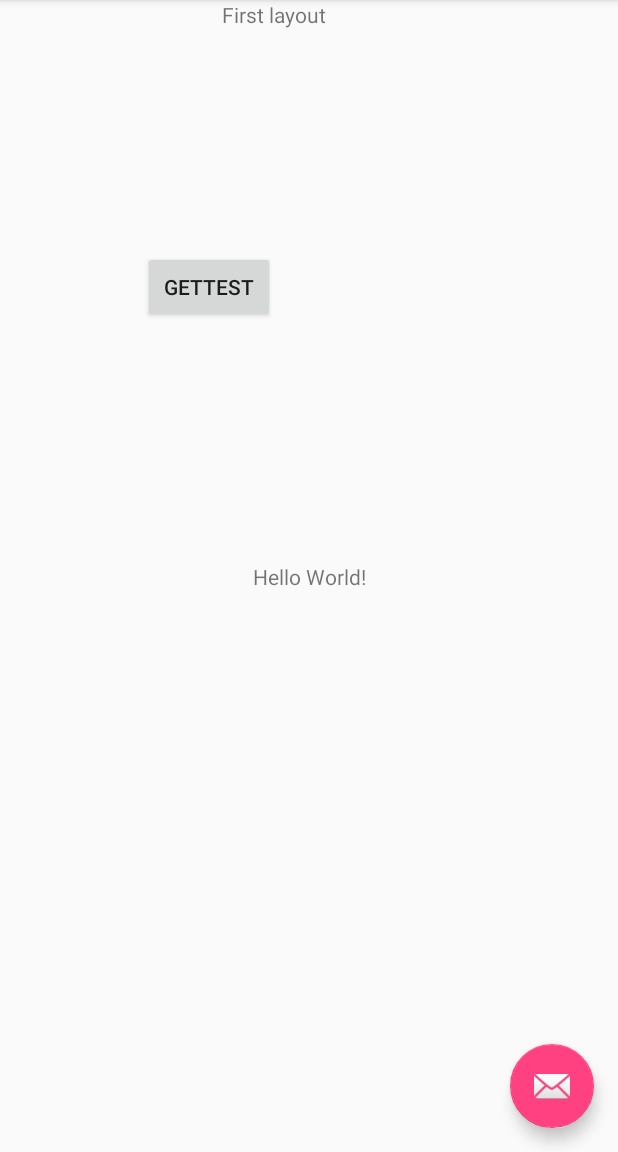
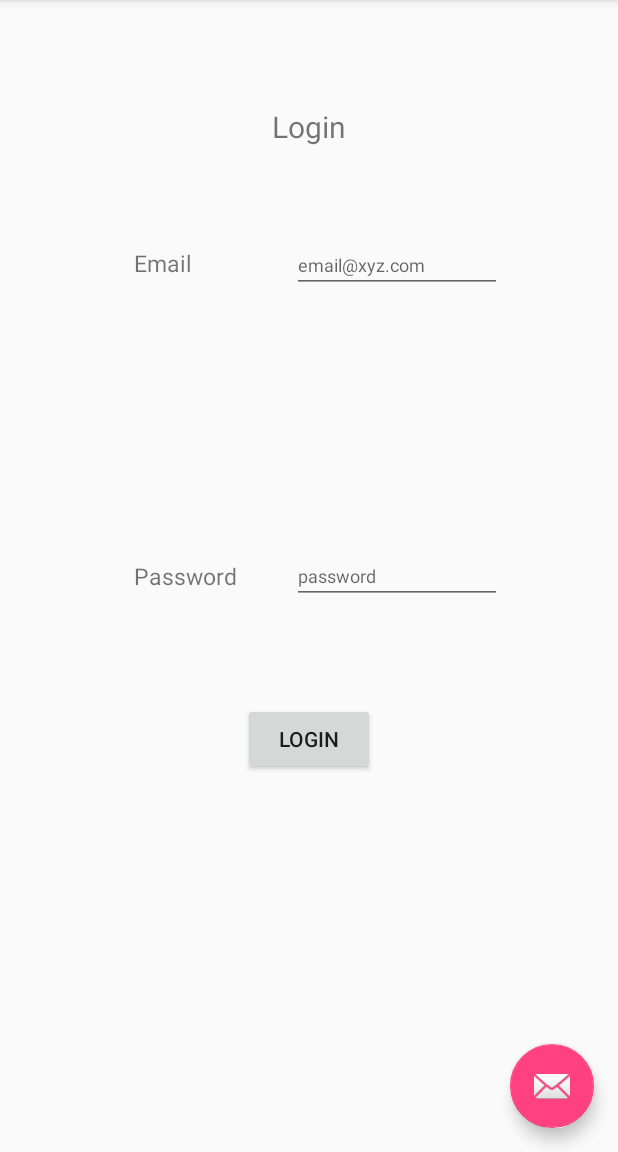
Before and after one commit to RazvanSebastian/TD-school-project, an Android app: the fragment FirstFragment placed in its activity, on a phone screen of 412 x 824 dp, the part 84-1236 px from its top. Run offline under Robolectric (Android 15) with nearby library versions, the phone set to English and light mode, and no system bars; libraries missing offline, so code that uses them is left out: com.loopj.android, cz.msebera.android.

Commit message:
Login without cache saving and spectacle list request test

```diff
--- a/MovieScheduler/app/build.gradle
+++ b/MovieScheduler/app/build.gradle
@@ -35,5 +35,7 @@ dependencies {
     //Using to create requests to back-end server
     compile 'com.android.volley:volley:1.0.0'
 
+    compile 'com.loopj.android:android-async-http:1.4.9'
+
     testCompile 'junit:junit:4.12'
 }
--- a/MovieScheduler/app/src/main/java/com/moviescheduler/FirstFragment.java
+++ b/MovieScheduler/app/src/main/java/com/moviescheduler/FirstFragment.java
@@ -1,25 +1,24 @@
 package com.moviescheduler;
 
-import android.content.Context;
-import android.support.v4.app.Fragment;
 import android.os.Bundle;
 import android.support.annotation.Nullable;
+import android.support.v4.app.Fragment;
 import android.view.LayoutInflater;
 import android.view.View;
 import android.view.ViewGroup;
 import android.widget.Button;
-import android.widget.TextView;
+import android.widget.EditText;
 import android.widget.Toast;
 
-import com.android.volley.Request;
-import com.android.volley.RequestQueue;
-import com.android.volley.Response;
-import com.android.volley.VolleyError;
-import com.android.volley.toolbox.StringRequest;
-import com.android.volley.toolbox.Volley;
 import com.google.gson.Gson;
+import com.loopj.android.http.AsyncHttpClient;
+import com.loopj.android.http.AsyncHttpResponseHandler;
 
-import pojo.ModelTest;
+import org.json.JSONObject;
+
+import cz.msebera.android.httpclient.Header;
+import cz.msebera.android.httpclient.entity.StringEntity;
+import pojo.UserDetails;
 
 
 /**
@@ -28,58 +27,79 @@ import pojo.ModelTest;
 
 public class FirstFragment extends Fragment {
 
+    private static final String TOKEN_NAME="Authorization";
+    private static final String USER_DETAILS="User-Details";
+
     View myView;
-    Button buttonTest;
+    Button buttonLogin;
+    EditText emailText;
+    EditText passwordText;
+
 
     @Nullable
     @Override
     public View onCreateView(LayoutInflater inflater, @Nullable ViewGroup container, Bundle savedInstanceState) {
         myView = inflater.inflate(R.layout.first_layout, container, false);
-        //initialize the button
-        this.buttonTest = (Button) myView.findViewById(R.id.buttonGetTest);
+        //initialize elements
+        this.buttonLogin = (Button) myView.findViewById(R.id.buttonLogin);
+        this.emailText = (EditText) myView.findViewById(R.id.editTextEmail);
+        this.passwordText = (EditText) myView.findViewById(R.id.editTextPassword);
         //call the method
-        this.onClickGetTest();
+        this.onClickLogin();
         return myView;
     }
 
-    private void onClickGetTest() {
-        this.buttonTest.setOnClickListener(new View.OnClickListener() {
+    private void onClickLogin() {
+        this.buttonLogin.setOnClickListener(new View.OnClickListener() {
             @Override
             public void onClick(View v) {
-
                 try {
-                    sendGet();
+                    sendLoginPost();
+                } catch (Exception e) {
                 }
-                catch(Exception e){}
 
             }
         });
     }
 
-    // HTTP GET request
-    private void sendGet() throws Exception {
-        final TextView textView = (TextView) getActivity().findViewById(R.id.textView2);
-        RequestQueue queue = Volley.newRequestQueue(getActivity().getApplicationContext());
-        String url = "https://java-spring-boot.herokuapp.com/get";
+    // HTTP LOGIN POST request
+    private void sendLoginPost() throws Exception {
 
-        // Request a string response from the provided URL.
-        StringRequest stringRequest = new StringRequest(Request.Method.GET, url, new Response.Listener<String>() {
-            @Override
-            public void onResponse(String response) {
-                Gson gson = new Gson();
-                ModelTest model=gson.fromJson(response,ModelTest.class);
-                textView.setText("Response as JSON :" + response +'\n'
-                        +"Response parsed from JSON : "+model.getId()+" "+model.getName());
+        if (emailText.getText().length()!=0&& emailText.getText().length()!=0) {
 
-            }
-        }, new Response.ErrorListener() {
-            @Override
-            public void onErrorResponse(VolleyError error) {
-                textView.setText("Did no work!");
-            }
+            String url = "https://back-end-school-project.herokuapp.com/login";
+
+            AsyncHttpClient client = new AsyncHttpClient();
+
+            JSONObject jsonParams = new JSONObject();
+            jsonParams.put("userEmail", emailText.getText());
+            jsonParams.put("password", passwordText.getText());
+
+            StringEntity entity = new StringEntity(jsonParams.toString());
+
+            client.post(myView.getContext(), url, entity, "application/json", new AsyncHttpResponseHandler() {
+                @Override
+                public void onSuccess(int statusCode, Header[] headers, byte[] responseBody) {
+                    String authToken=null;
+                    UserDetails userDetails=null;
+                    for (Header h : headers) {
+                        if(h.getName().equals(TOKEN_NAME))
+                            authToken=h.getValue();
+                        if(h.getName().equals(USER_DETAILS))
+                            userDetails=new Gson().fromJson(h.getValue(), UserDetails.class);
+                    }
+                    Toast.makeText(myView.getContext(), authToken+" "+userDetails.toString(), Toast.LENGTH_LONG).show();
+                }
+
+                @Override
+                public void onFailure(int statusCode, Header[] headers, byte[] responseBody, Throwable error) {
+                    Toast.makeText(myView.getContext(), "Bad credentials!", Toast.LENGTH_LONG).show();
+                }
+            });
         }
-        );
-        queue.add(stringRequest);
+        else
+            Toast.makeText(myView.getContext(),"Empty inputs!", Toast.LENGTH_LONG).show();
 
     }
+
 }
--- a/MovieScheduler/app/src/main/java/com/moviescheduler/MainActivity.java
+++ b/MovieScheduler/app/src/main/java/com/moviescheduler/MainActivity.java
@@ -90,7 +90,6 @@ public class MainActivity extends AppCompatActivity
 
         if (id == R.id.nav_first_layout) {
             fragmentManager.beginTransaction().replace(R.id.content_frame,new FirstFragment()).commit();
-
         } else if (id == R.id.nav_second_layout) {
             fragmentManager.beginTransaction().replace(R.id.content_frame,new SecondFragment()).commit();
         } else if (id == R.id.nav_third_layout) {
--- a/MovieScheduler/app/src/main/res/layout/content_main.xml
+++ b/MovieScheduler/app/src/main/res/layout/content_main.xml
@@ -16,7 +16,7 @@
     <TextView
         android:layout_width="wrap_content"
         android:layout_height="wrap_content"
-        android:text="Hello World!"
+        android:text=""
         app:layout_constraintBottom_toBottomOf="parent"
         app:layout_constraintLeft_toLeftOf="parent"
         app:layout_constraintRight_toRightOf="parent"
--- a/MovieScheduler/app/src/main/res/layout/first_layout.xml
+++ b/MovieScheduler/app/src/main/res/layout/first_layout.xml
@@ -2,23 +2,70 @@
 <RelativeLayout xmlns:android="http://schemas.android.com/apk/res/android"
     android:layout_width="match_parent" android:layout_height="match_parent">
 
-    <TextView
-        android:id="@+id/textView2"
+    <Button
+        android:id="@+id/buttonLogin"
         android:layout_width="wrap_content"
         android:layout_height="wrap_content"
-        android:layout_alignParentStart="true"
-        android:layout_marginStart="148dp"
-        android:text="First layout" />
+        android:layout_below="@+id/editTextPassword"
+        android:layout_centerHorizontal="true"
+        android:layout_marginTop="66dp"
+        android:text="Login" />
 
-    <Button
-        android:id="@+id/buttonGetTest"
-        android:onClick="onClickGetTest()"
+    <TextView
+        android:id="@+id/textView3"
         android:layout_width="wrap_content"
         android:layout_height="wrap_content"
-        android:layout_alignEnd="@+id/textView2"
         android:layout_below="@+id/textView2"
+        android:layout_centerHorizontal="true"
+        android:layout_marginTop="73dp"
+        android:includeFontPadding="false"
+        android:text="Login"
+        android:textSize="20sp" />
+
+    <TextView
+        android:id="@+id/textView4"
+        android:layout_width="wrap_content"
+        android:layout_height="wrap_content"
+        android:layout_below="@+id/textView3"
         android:layout_marginEnd="34dp"
-        android:layout_marginTop="148dp"
-        android:text="GetTest" />
+        android:layout_marginTop="68dp"
+        android:layout_toStartOf="@+id/buttonLogin"
+        android:text="Email"
+        android:textSize="15sp" />
+
+    <TextView
+        android:id="@+id/textView5"
+        android:layout_width="wrap_content"
+        android:layout_height="wrap_content"
+        android:layout_alignStart="@+id/textView4"
+        android:layout_centerVertical="true"
+        android:text="Password"
+        android:textSize="15sp" />
+
+    <EditText
+        android:id="@+id/editTextEmail"
+        android:layout_width="wrap_content"
+        android:layout_height="wrap_content"
+        android:layout_alignBaseline="@+id/textView4"
+        android:layout_alignBottom="@+id/textView4"
+        android:layout_alignStart="@+id/textView3"
+        android:layout_marginStart="13dp"
+        android:ems="10"
+        android:inputType="textEmailAddress"
+        android:textSize="12sp"
+        android:text=""
+        android:hint="email@xyz.com"/>
+
+    <EditText
+        android:id="@+id/editTextPassword"
+        android:layout_width="wrap_content"
+        android:layout_height="wrap_content"
+        android:ems="10"
+        android:inputType="textPassword"
+        android:textSize="12sp"
+        android:layout_centerVertical="true"
+        android:layout_alignStart="@+id/editTextEmail"
+        android:hint="password"
+        android:text=""/>
 
 </RelativeLayout>
```
Also changed, not shown: MovieScheduler/app/src/main/java/com/moviescheduler/SecondFragment.java (+69 -0 lines), MovieScheduler/app/src/main/java/pojo/Spectacle.java (added, +43 -0 lines), MovieScheduler/app/src/main/java/pojo/User.java (added, +34 -0 lines), MovieScheduler/app/src/main/java/pojo/UserDetails.java (added, +28 -0 lines), MovieScheduler/app/src/main/res/layout/second_layout.xml (+9 -0 lines).
